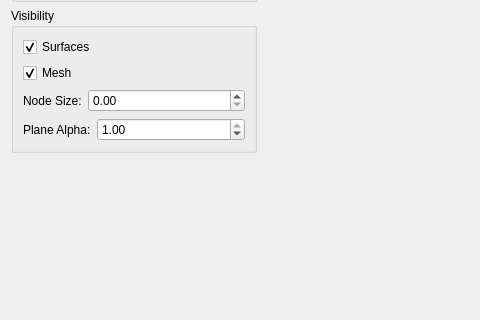
Above: mapclientplugins/meshprojectionstep/qt/meshprojectionwidget.ui from tsalemink/mapclientplugins.meshprojectionstep before the change; both pictures show x 0 to 480 and y 226 to 546 of the 884 by 765 pixel window. Below: the same form after it.
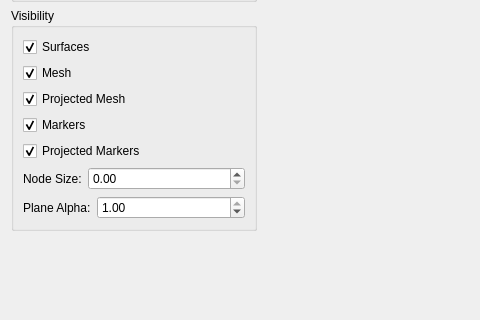
That is the form after the change. Custom widgets are drawn as their Qt base class.

Commit message:
Add marker graphics
This commit adds marker (datapoint) graphics to the visualisation. Additional visibility check-boxes have been added to the step UI accordingly.

Diff of the .ui file:
```diff
--- a/mapclientplugins/meshprojectionstep/qt/meshprojectionwidget.ui
+++ b/mapclientplugins/meshprojectionstep/qt/meshprojectionwidget.ui
@@ -205,6 +205,39 @@
           </property>
          </widget>
         </item>
+        <item>
+         <widget class="QCheckBox" name="checkBoxProjectedMeshVisibility">
+          <property name="enabled">
+           <bool>true</bool>
+          </property>
+          <property name="text">
+           <string>Projected Mesh</string>
+          </property>
+          <property name="checked">
+           <bool>true</bool>
+          </property>
+         </widget>
+        </item>
+        <item>
+         <widget class="QCheckBox" name="checkBoxMarkersVisibility">
+          <property name="text">
+           <string>Markers</string>
+          </property>
+          <property name="checked">
+           <bool>true</bool>
+          </property>
+         </widget>
+        </item>
+        <item>
+         <widget class="QCheckBox" name="checkBoxProjectedMarkersVisibility">
+          <property name="text">
+           <string>Projected Markers</string>
+          </property>
+          <property name="checked">
+           <bool>true</bool>
+          </property>
+         </widget>
+        </item>
         <item>
          <layout class="QGridLayout" name="gridLayout">
           <item row="0" column="1">
```
The commit also changes 3 other files.
